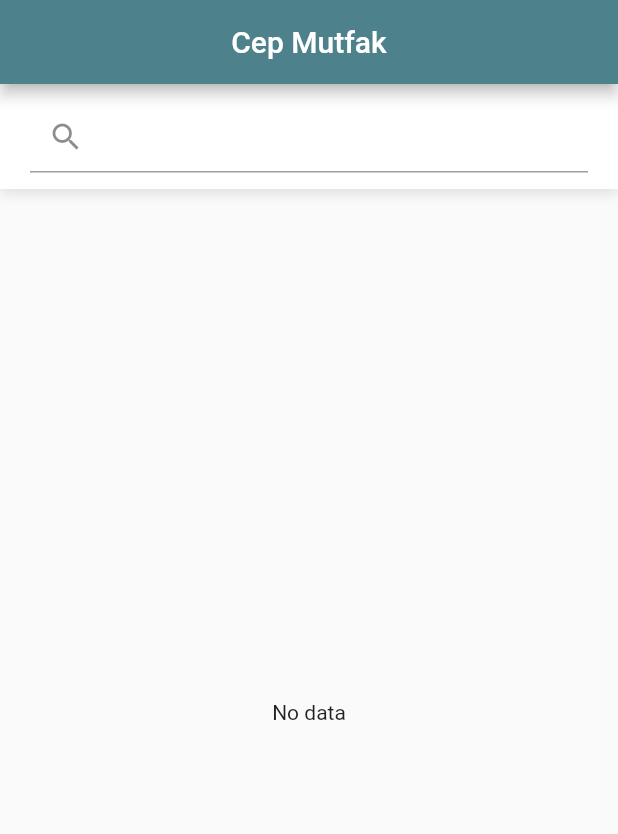
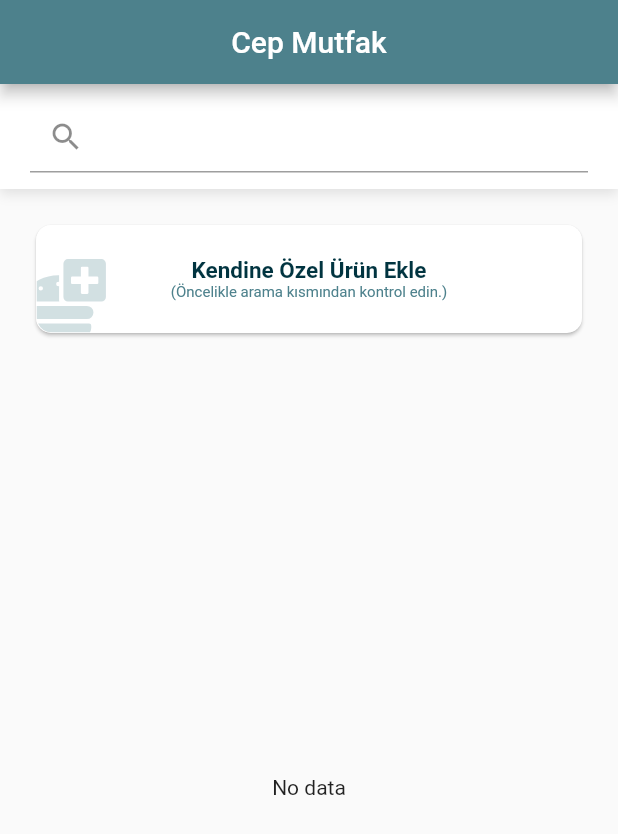
Before and after one commit to batuhanozcan1605/cepmutfak, a Flutter app: the EkleScreen screen opened directly, on a phone screen of 412 x 824 dp. Shown: the top 834 px of the screen. Run offline on Flutter 3.47's test engine with Material 2 defaults, Android fonts, the phone set to English and light mode, and no system bars; our stand-ins replace flutter_svg, sqflite; missing offline and left inert: adobe_xd; accounts and stored records are empty; Roboto replaces fonts that are missing (Segoe UI).

Commit message:
ekle_screen düzeni tamam

```diff
--- a/lib/screens/ekle_screen.dart
+++ b/lib/screens/ekle_screen.dart
@@ -4,6 +4,7 @@ import 'package:cepmutfak/screens/urunler_screen.dart';
 import 'package:flutter/material.dart';
 import '../models/Kategoriler.dart';
 import '../models/Urunler.dart';
+import 'package:flutter_svg/flutter_svg.dart';
 
 class EkleScreen extends StatefulWidget {
   const EkleScreen({Key? key}) : super(key: key);
@@ -13,7 +14,6 @@ class EkleScreen extends StatefulWidget {
 }
 
 class _EkleScreenState extends State<EkleScreen> {
-
   final controller = TextEditingController();
   bool onTappedSearch = false;
 
@@ -24,16 +24,15 @@ class _EkleScreenState extends State<EkleScreen> {
 
   Future<List<Urunler>> searchUrunler() async {
     print("object1");
-    var urunlerListesi= await Urunlerdao().urunSearch();
+    var urunlerListesi = await Urunlerdao().urunSearch();
     print("object");
     return urunlerListesi;
   }
 
   Future<List<Urunler>> showUrunler(int kategori_id) async {
-    var urunlerListesi= await Urunlerdao().allUrunlerByKategoriId(kategori_id);
+    var urunlerListesi = await Urunlerdao().allUrunlerByKategoriId(kategori_id);
     return urunlerListesi;
   }
-
 
   /*Future<void> kategoriGoster() async {
     var liste = await Kategorilerdao().allKategoriler();
@@ -63,7 +62,7 @@ class _EkleScreenState extends State<EkleScreen> {
       body: Column(
         children: [
           Container(
-            decoration: BoxDecoration(
+            decoration: const BoxDecoration(
               color: Colors.white,
               boxShadow: [
                 BoxShadow(
@@ -79,19 +78,66 @@ class _EkleScreenState extends State<EkleScreen> {
                 controller: controller,
                 decoration: InputDecoration(
                   prefixIcon: const Icon(Icons.search),
-                  hintText: 'Ürün ara',
-                  suffixIcon: onTappedSearch ? IconButton(icon: Icon(Icons.cancel), onPressed: () {
-                  },) : Center(),
+                  hintText: 'Ürün ekle',
+                  suffixIcon: onTappedSearch
+                      ? IconButton(
+                          icon: Icon(Icons.cancel),
+                          onPressed: () {},
+                        )
+                      : Center(),
                 ),
                 //onChanged: searchUrunler,
+              ),
+            ),
+          ),
+          Padding(
+            padding: const EdgeInsets.only(top: 20, left: 20, right: 20),
+            child: SizedBox(
+              height: 80,
+              child: Card(
+                clipBehavior: Clip.antiAlias,
+                shape: RoundedRectangleBorder(
+                borderRadius: BorderRadius.circular(10),
+                ),
+                child: Stack(
+                  children: [
+                    Align(
+                      alignment: Alignment.bottomLeft,
+                        child: SvgPicture.asset('images/icon_ekle.svg')),
+                    Align(
+                      alignment: Alignment.center,
+                      child: Column(
+                        mainAxisAlignment: MainAxisAlignment.center,
+                        children: [
+                          Text('Kendine Özel Ürün Ekle',
+                          style: TextStyle(
+                            fontFamily: 'Segoe UI',
+                            fontSize: 15,
+                            color: const Color(0xff013440),
+                            fontWeight: FontWeight.w600,
+                          )
+                            ),
+                          Text('(Öncelikle arama kısmından kontrol edin.)',
+                              style: TextStyle(
+                                fontFamily: 'Segoe UI',
+                                fontSize: 10,
+                                color: const Color(0xFF4D818C),
+                              )
+                          )
+                        ],
+                      ),
+                    )
+                  ]
+                ),
 
             ),
           ),
           ),
-          onTappedSearch ? Expanded(
+          onTappedSearch
+              ? Expanded(
                   child: FutureBuilder<List<Urunler>>(
                   future: searchUrunler(),
-                builder: (context, snapshot){
+                  builder: (context, snapshot) {
                     if (snapshot.hasData) {
                       var urunlerList = snapshot.data;
                       return ListView.builder(
@@ -99,29 +145,35 @@ class _EkleScreenState extends State<EkleScreen> {
                           itemBuilder: (context, index) {
                             var urunler = urunlerList[index];
                             return Text(urunler.urun_name);
-                          }
-                      );
+                          });
                     } else {
                       return const Center(child: Text("No data"));
                     }
                   },
-              )
-          ) :
-          Expanded(
+                ))
+              : Expanded(
                   child: FutureBuilder<List<Kategoriler>>(
                       future: showAllKategoriler(),
                       builder: (context, snapshot) {
                         if (snapshot.hasData) {
                           var kategoriList = snapshot.data;
                           return GridView.builder(
-                    gridDelegate: const SliverGridDelegateWithFixedCrossAxisCount(
-                        crossAxisCount: 2, childAspectRatio: 5 / 3),
+                              padding: const EdgeInsets.all(20),
+                              gridDelegate:
+                                  const SliverGridDelegateWithFixedCrossAxisCount(
+                                      crossAxisCount: 2,
+                                      childAspectRatio: 5 / 2),
                               itemCount: kategoriList!.length,
                               itemBuilder: (context, index) {
                                 var kategori = kategoriList[index];
                                 return GestureDetector(
-                        onTap: (){
-                          Navigator.push(context, MaterialPageRoute(builder: (context) => UrunlerScreen(kategori: kategori,)));
+                                  onTap: () {
+                                    Navigator.push(
+                                        context,
+                                        MaterialPageRoute(
+                                            builder: (context) => UrunlerScreen(
+                                                  kategori: kategori,
+                                                )));
                                   },
                                   child: kategoriCard(kategori.kategori_name),
                                 );
@@ -129,15 +181,40 @@ class _EkleScreenState extends State<EkleScreen> {
                         } else {
                           return const Center(child: Text("No data"));
                         }
+                      }),
+                ),
+        ],
+      ),
+    );
   }
+  Widget kategoriCard(String kategori_name) => Card(
+        clipBehavior: Clip.antiAlias,
+        shape: RoundedRectangleBorder(
+          borderRadius: BorderRadius.circular(10),
+        ),
+        child: Stack(
+          children: [
+            Align(
+                alignment: Alignment.bottomLeft,
+                child: SizedBox(
+                    width: 65,
+                    height: 56,
+                    child: Image.asset('images/meyveler.png'))),
+            Align(
+              alignment: Alignment(0.509, 0.0),
+              child: Text(
+                kategori_name,
+                style: TextStyle(
+                  fontFamily: 'Segoe UI',
+                  fontSize: 12,
+                  color: const Color(0xff013440),
+                  fontWeight: FontWeight.w600,
+                ),
+                textAlign: TextAlign.center,
+                softWrap: false,
               ),
             ),
           ],
         ),
       );
 }
-
-  Widget kategoriCard(String kategori_name) => Card(
-
-  );
-}
--- a/lib/screens/urunler_screen.dart
+++ b/lib/screens/urunler_screen.dart
@@ -76,7 +76,7 @@ class _UrunlerScreenState extends State<UrunlerScreen> {
                 if(snapshot.hasData) {
                   var urunlerListesi = snapshot.data;
                   return GridView.builder(
-                    padding: EdgeInsets.all(8),
+                    padding: const EdgeInsets.all(10),
                     shrinkWrap: true,
                       gridDelegate: const SliverGridDelegateWithFixedCrossAxisCount(
                         crossAxisCount: 3,
--- a/pubspec.yaml
+++ b/pubspec.yaml
@@ -31,7 +31,7 @@ dependencies:
     sdk: flutter
   path: ^1.8.1
   sqflite: ^2.0.3
-  flutter_svg: ^1.1.1+1
+  flutter_svg: ^1.1.3
   adobe_xd: ^2.0.1
 
   # The following adds the Cupertino Icons font to your application.
```
Also changed, not shown: images/icon_ekle.svg (added), images/karpuz.png (added), images/kavun.png (added), images/meyveler.png (added), images/sebzeler.png (added), pubspec.lock. Lines whose indentation alone changed are shown as unchanged.
